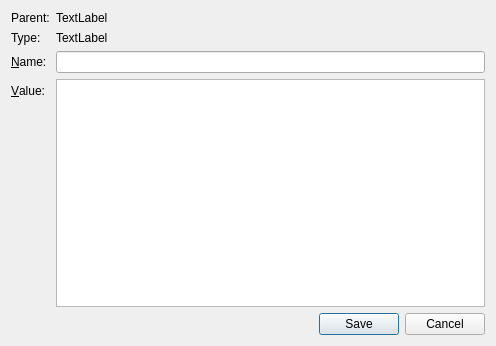
ecmwf/ecflow, file Viewer/src/VariablePropDialog.ui: the form before one commit.
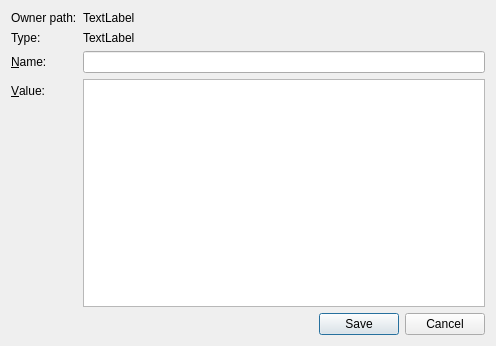
The form after the commit.

Commit message: Viewer: handle readonly variables in the Variables panel ECFLOW-382

```diff
--- a/Viewer/src/VariablePropDialog.ui
+++ b/Viewer/src/VariablePropDialog.ui
@@ -25,7 +25,7 @@
      <item row="0" column="0">
       <widget class="QLabel" name="label_3">
        <property name="text">
-        <string>Parent:</string>
+        <string>Owner path:</string>
        </property>
       </widget>
      </item>
@@ -65,6 +65,12 @@
      </item>
      <item row="1" column="1">
       <widget class="QLabel" name="typeLabel_">
+       <property name="font">
+        <font>
+         <weight>50</weight>
+         <bold>false</bold>
+        </font>
+       </property>
        <property name="text">
         <string>TextLabel</string>
        </property>
```
The commit also changes 5 other files.
